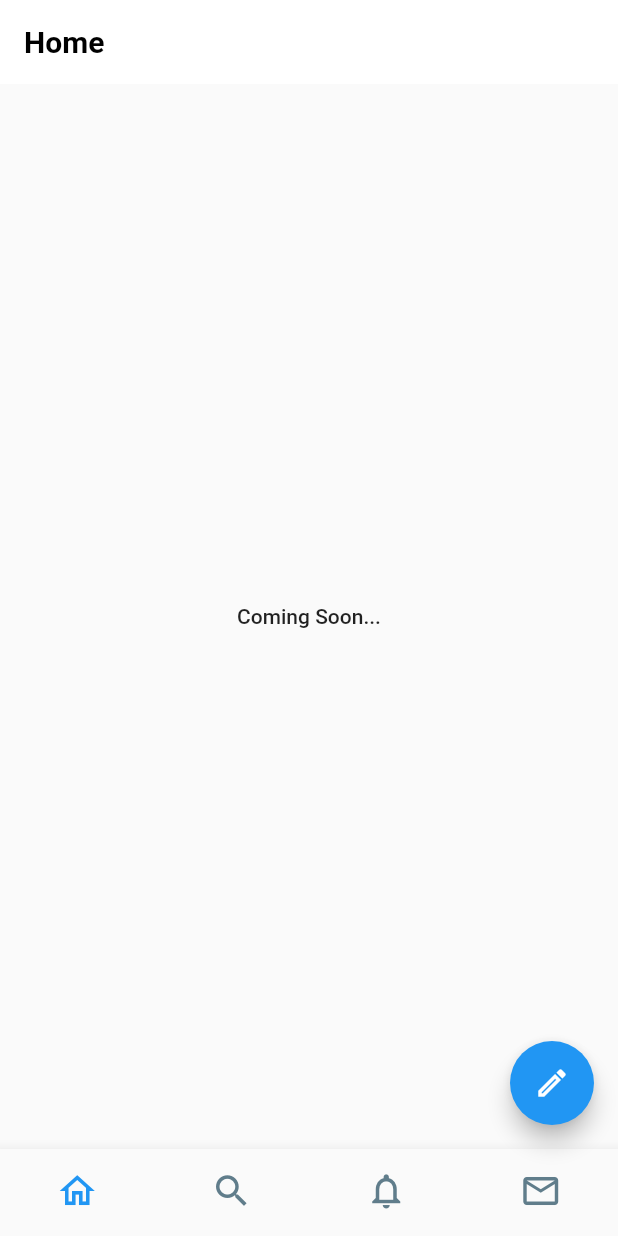
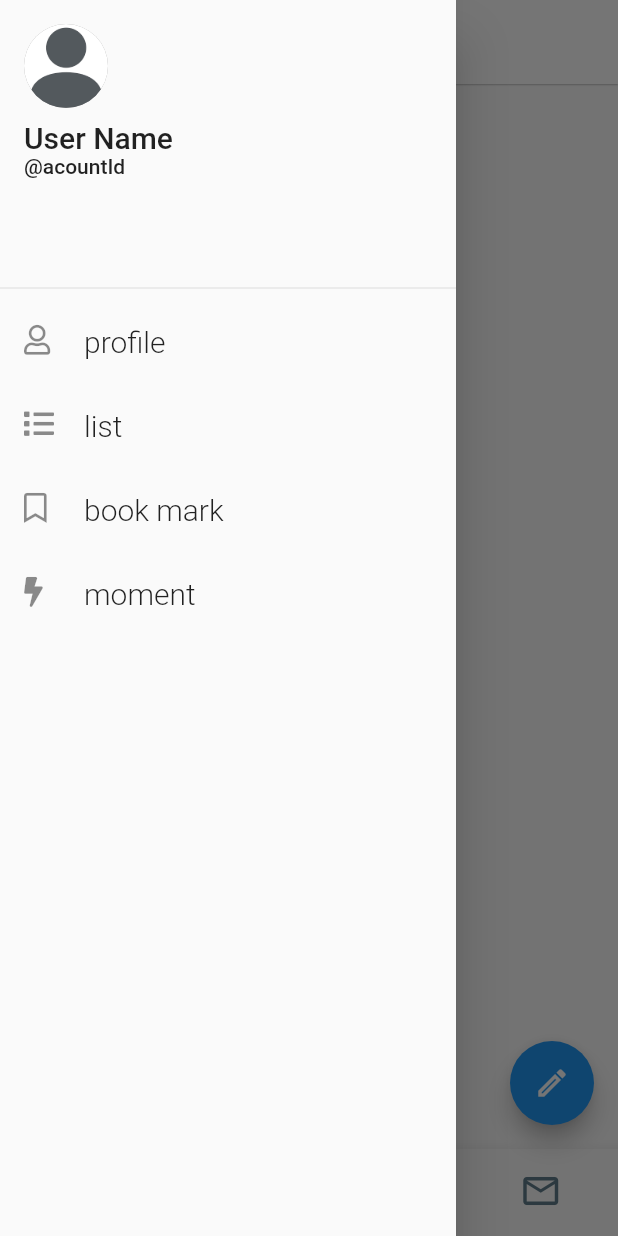
Before and after one commit to yutakashimazaki/practice-flutter, a Flutter app: the screen it shows after launch, with the side drawer open (before the commit the screen has no drawer), on a phone screen of 412 x 824 dp. Run offline on Flutter 3.47's test engine with Material 2 defaults, Android fonts, the phone set to English and light mode, and no system bars; our stand-ins replace font_awesome_flutter.

Commit message:
add drawer view, image, and fontawsome

```diff
--- a/myapp/lib/main.dart
+++ b/myapp/lib/main.dart
@@ -21,7 +21,7 @@ class App extends StatelessWidget {
             fontSize: 20.0,
             fontWeight: FontWeight.w600,
           ),
-          elevation: 0.0,
+          elevation: 0.4,
         )
       ),
       home: const RootView(),
--- /dev/null
+++ b/myapp/lib/view/drawer.dart
@@ -0,0 +1,93 @@
+import 'package:flutter/material.dart';
+import 'package:flutter/widgets.dart';
+import 'package:font_awesome_flutter/font_awesome_flutter.dart';
+
+class LeftDrawerView extends StatelessWidget {
+  const LeftDrawerView({Key? key}) : super(key: key);
+  static const listTextStyle = TextStyle(
+    fontSize: 20.0,
+    fontWeight: FontWeight.w300
+  );
+  static const items = [
+    ListTile(
+      title: Text(
+        'profile',
+        style: listTextStyle,
+      ),
+      leading: FaIcon(FontAwesomeIcons.user, size: 20.0),
+      horizontalTitleGap: 0.0
+    ),
+    ListTile(
+      title: Text(
+        'list',
+        style: listTextStyle,
+      ),
+      leading: FaIcon(FontAwesomeIcons.list, size: 20.0),
+      horizontalTitleGap: 0.0
+    ),
+    ListTile(
+      title: Text(
+        'book mark',
+        style: listTextStyle,
+      ),
+      leading: FaIcon(FontAwesomeIcons.bookmark, size: 20.0),
+      horizontalTitleGap: 0.0
+    ),
+    ListTile(
+      title: Text(
+        'moment',
+        style: listTextStyle,
+      ),
+      leading: FaIcon(FontAwesomeIcons.bolt, size: 20.0),
+      horizontalTitleGap: 0.0
+    ),
+  ];
+
+  @override
+  Widget build(BuildContext context) {
+    return Drawer(
+      child: Column(
+        children: <Widget>[
+        SizedBox(
+          height: 200,
+          width: double.infinity,
+          child: DrawerHeader(
+            child: Column(
+              crossAxisAlignment: CrossAxisAlignment.start,
+              children: [
+              Padding(
+                padding: const EdgeInsets.only(bottom: 8.0),
+                child: Container(
+                  height: 56.0,
+                  width: 56.0,
+                  decoration: const BoxDecoration(
+                    shape: BoxShape.circle,
+                    color: Colors.grey,
+                    image: DecorationImage(
+                      image: AssetImage('res/image/user.png'),
+                      fit: BoxFit.fill
+                    )
+                  ),
+                ),
+              ),
+              Text(
+                'User Name',
+                style: Theme.of(context).textTheme.headline6,
+              ),
+              Text(
+                '@acountId',
+                style: Theme.of(context).textTheme.bodyText1,
+              ),
+            ],),
+          ),
+        ),
+        Expanded(
+          child: ListView(
+            children: items
+          ),
+        )
+      ],
+      )
+    );
+  }
+}
--- a/myapp/lib/view/root.dart
+++ b/myapp/lib/view/root.dart
@@ -3,6 +3,7 @@ import 'package:myapp/view/home.dart';
 import 'package:myapp/view/search.dart';
 import 'package:myapp/view/notification.dart';
 import 'package:myapp/view/message.dart';
+import 'package:myapp/view/drawer.dart';
 
 // TODO StatlessにしてProviderパターンで実装する
 class RootView extends StatefulWidget {
@@ -68,6 +69,7 @@ class RootViewState extends State<RootView> {
             onPageChanged: onTap,
             children: _views
       ),
+      drawer: const LeftDrawerView(),
       bottomNavigationBar: BottomNavigationBar(
         items: _tabBarItems,
         currentIndex: _selectedIndex,
--- a/myapp/pubspec.yaml
+++ b/myapp/pubspec.yaml
@@ -16,6 +16,9 @@ dev_dependencies:
   flutter_test:
     sdk: flutter
   flutter_lints: ^1.0.0
+  font_awesome_flutter: ^9.1.0
 
 flutter:
   uses-material-design: true
+  assets:
+    - res/image/user.png
```
Also changed, not shown: myapp/pubspec.lock, myapp/res/image/user.png (added).
